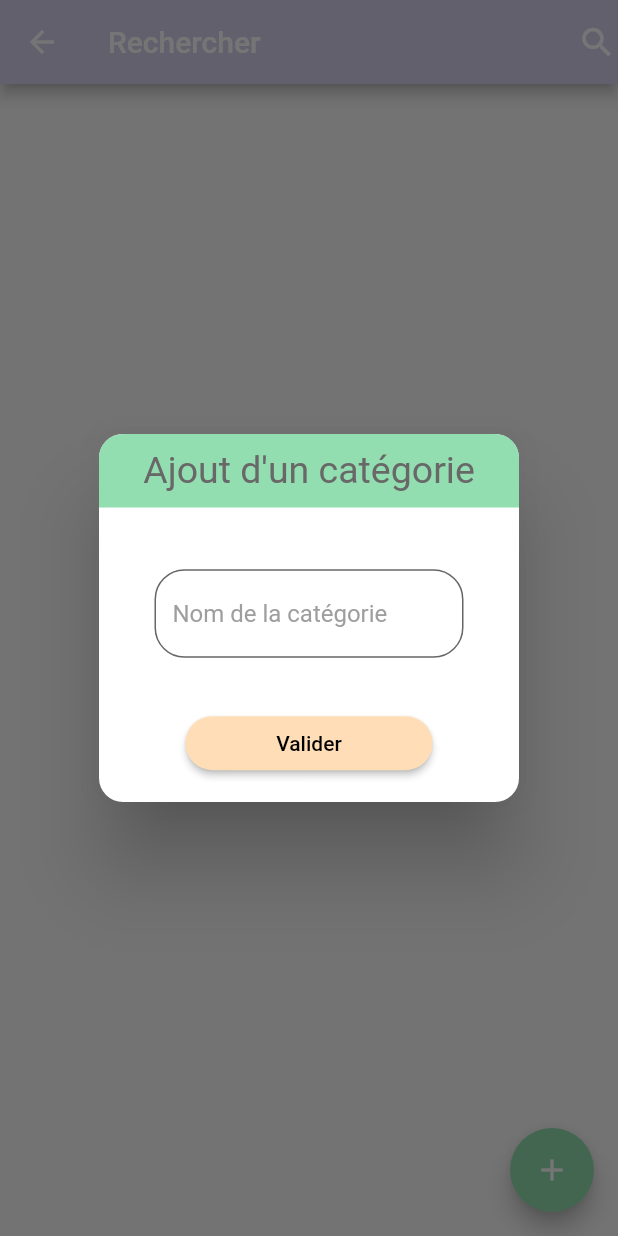
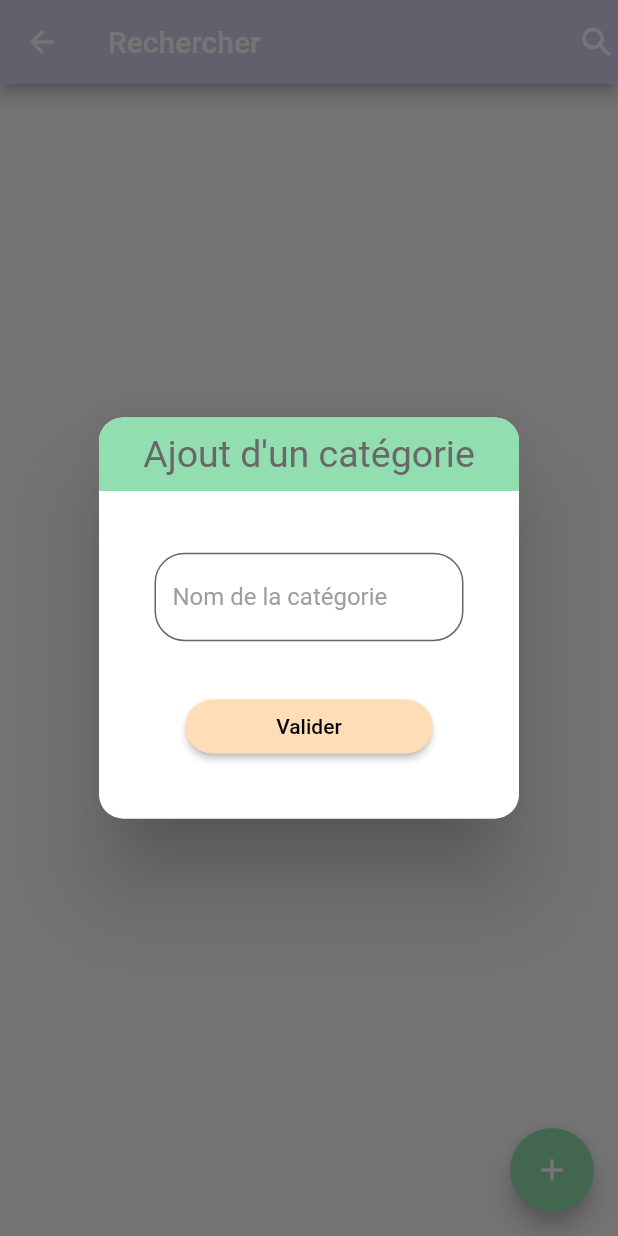
Before and after one commit to Barbary-Theo/FISA3-projet-flutter, a Flutter app: the projectHome screen opened directly, after a tap on the "add" icon, on a phone screen of 412 x 824 dp. Run offline on Flutter 3.47's test engine with Material 2 defaults, Android fonts, the phone set to English and light mode, and no system bars; our stand-ins replace cloud_firestore, firebase_auth, firebase_core, flutter_datetime_picker, flutter_spinkit; accounts and stored records are empty.

Commit message:
responsive bis

```diff
--- a/lib/projectHome.dart
+++ b/lib/projectHome.dart
@@ -202,7 +202,7 @@ class _projectHomeState extends State<projectHome> {
                     borderRadius: BorderRadius.all(Radius.circular(16.0))),
                 contentPadding: const EdgeInsets.only(bottom: 10.0),
                 content: SizedBox(
-                    height: MediaQuery.of(context).size.height / 3.5,
+                    height: MediaQuery.of(context).size.height / 3.2,
                     child: Center(
                       child: Column(
                         children: [
```
